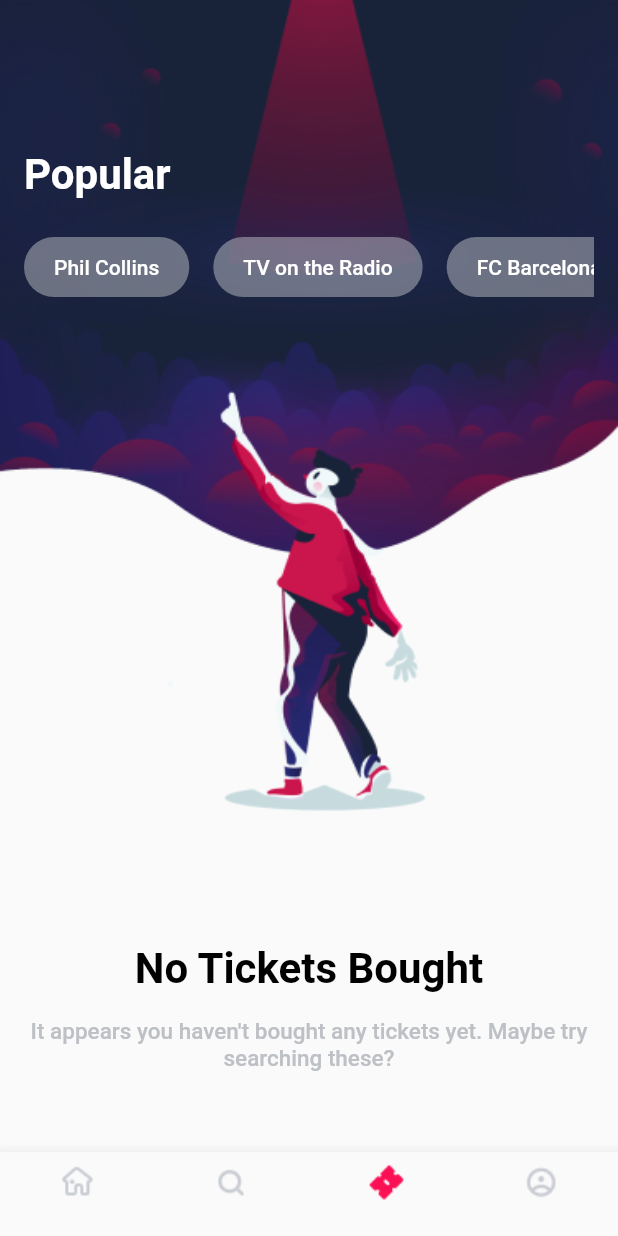
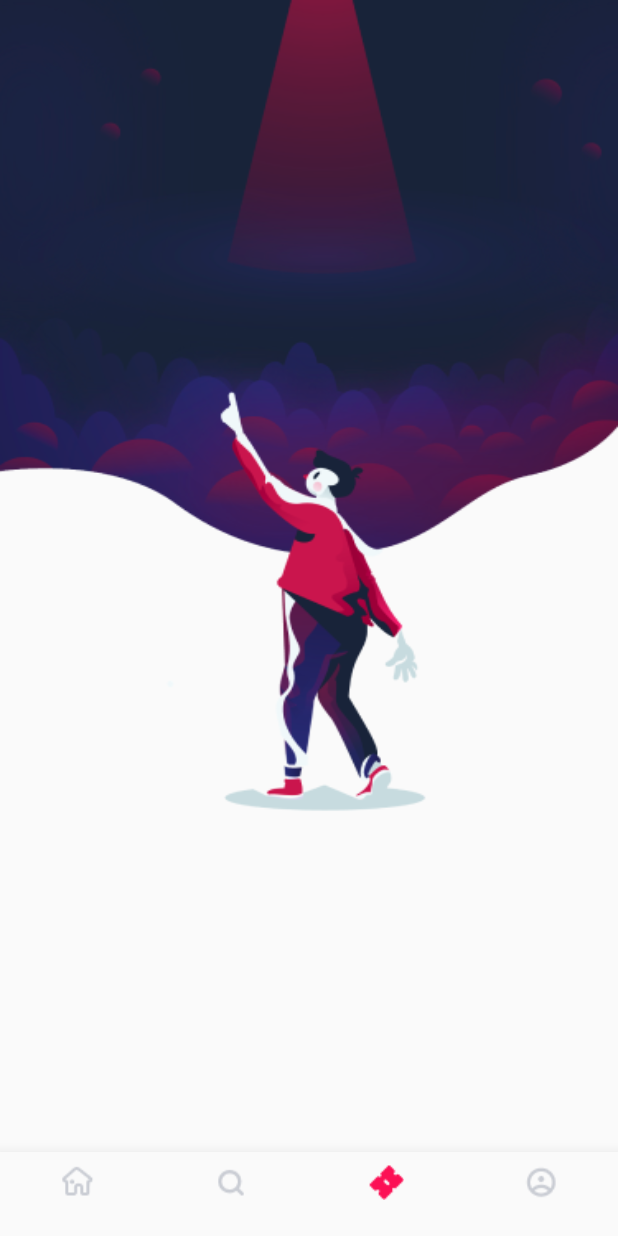
Before and after one commit to Hero2323/FreebieTicket, a Flutter app: the screen it shows after launch, item 3 of the bottom bar chosen, on a phone screen of 412 x 824 dp. Run offline on Flutter 3.47's test engine with Material 2 defaults, Android fonts, the phone set to English and light mode, and no system bars; our stand-ins replace device_preview, flutter_riverpod, flutter_svg, google_maps_flutter.

Commit message:
started work on the tickets screen that includes tickets

```diff
--- a/lib/presentation/resources/asset_images.dart
+++ b/lib/presentation/resources/asset_images.dart
@@ -28,4 +28,5 @@ class AssetImages {
   static const String locationMock = '${imagesBaseUrl}location_mock.png';
   static const String place = '${imagesBaseUrl}place.png';
   static const String organizerIcon = '${imagesBaseUrl}organizer_icon.png';
+  static const String ticket = '${imagesBaseUrl}ticket.png';
 }
--- a/lib/presentation/tickets/tickets_screen.dart
+++ b/lib/presentation/tickets/tickets_screen.dart
@@ -8,7 +8,30 @@ class TicketsScreen extends StatelessWidget {
 
   @override
   Widget build(BuildContext context) {
-    return Column(
+    return true
+        ? Stack(
+            children: [
+              Column(
+                mainAxisAlignment: MainAxisAlignment.start,
+                crossAxisAlignment: CrossAxisAlignment.start,
+                children: [
+                  Expanded(
+                    flex: 3,
+                    child: Container(
+                      decoration: const BoxDecoration(
+                        image: DecorationImage(
+                          image: AssetImage(AssetImages.noTickets),
+                          fit: BoxFit.fill,
+                        ),
+                      ),
+                    ),
+                  ),
+                  const Expanded(flex: 1, child: SizedBox()),
+                ],
+              ),
+            ],
+          )
+        : Column(
             mainAxisAlignment: MainAxisAlignment.start,
             crossAxisAlignment: CrossAxisAlignment.start,
             children: [
```
Also changed, not shown: lib/presentation/widgets/ticket_item.dart (added, +69 -0 lines), assets/images/2.0x/ticket.png (added), assets/images/3.0x/ticket.png (added), assets/images/ticket.png (added), pubspec.lock. Lines whose indentation alone changed are shown as unchanged.
